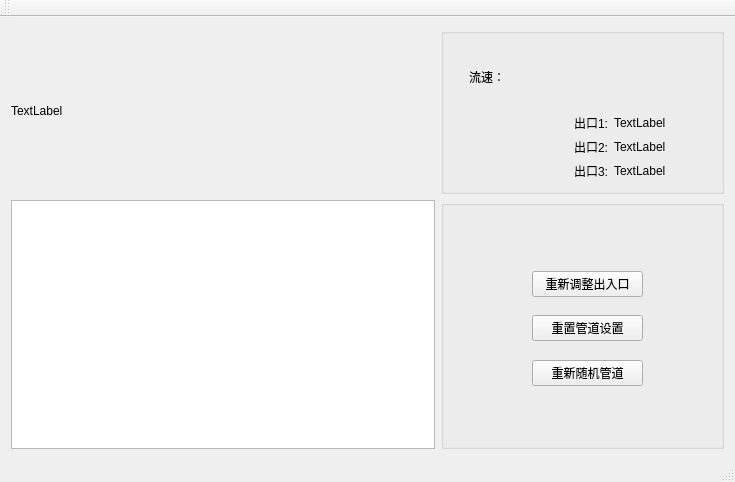
Before: the Qt Designer form mainwindow.ui in renzibei/Flow_Simulate, drawn with Qt 5.
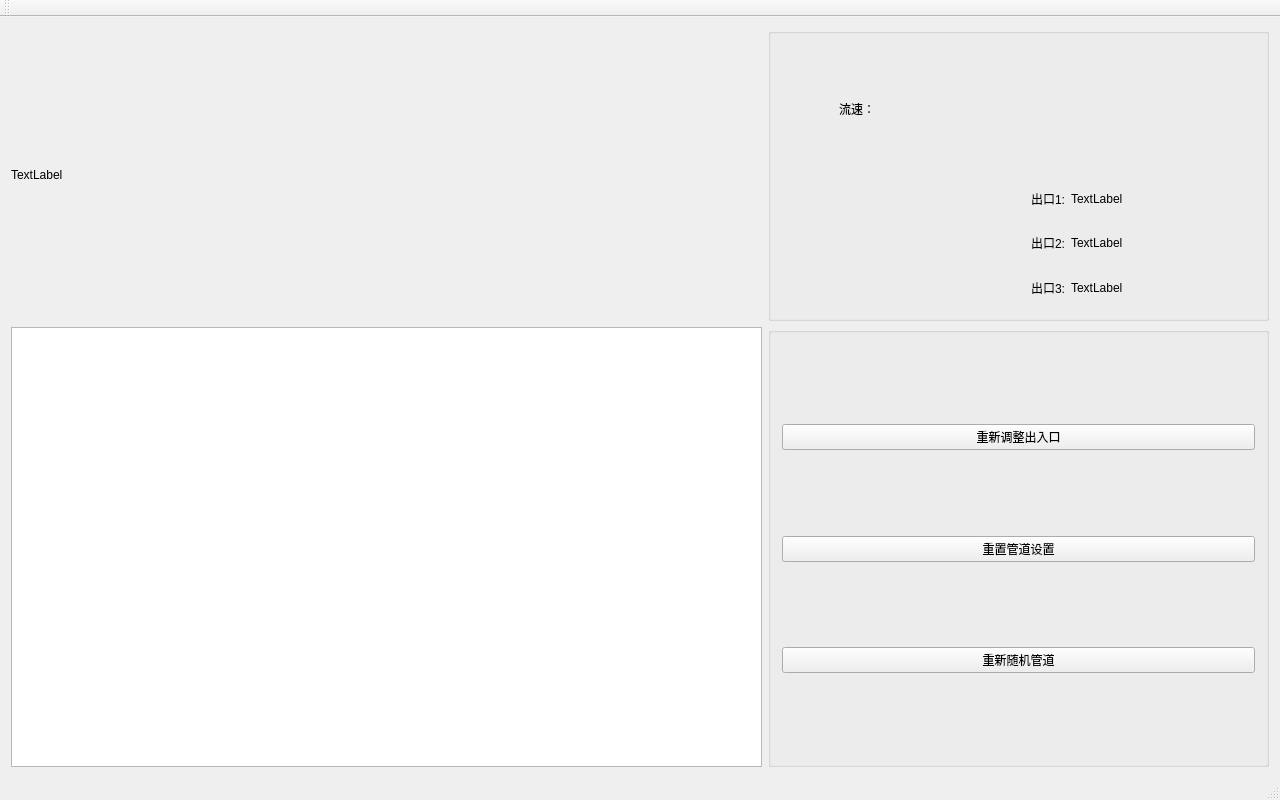
After: the same form once the commit is applied.

What changed in the file:
```diff
--- a/mainwindow.ui
+++ b/mainwindow.ui
@@ -6,8 +6,8 @@
    <rect>
     <x>0</x>
     <y>0</y>
-    <width>735</width>
-    <height>482</height>
+    <width>1280</width>
+    <height>800</height>
    </rect>
   </property>
   <property name="windowTitle">
@@ -22,16 +22,22 @@
         <property name="title">
          <string/>
         </property>
-        <widget class="QWidget" name="layoutWidget">
-         <property name="geometry">
-          <rect>
-           <x>80</x>
-           <y>60</y>
-           <width>133</width>
-           <height>137</height>
-          </rect>
-         </property>
+        <layout class="QVBoxLayout" name="verticalLayout_2">
+         <item>
          <layout class="QVBoxLayout" name="buttonVLayout">
+           <item>
+            <spacer name="verticalSpacer_3">
+             <property name="orientation">
+              <enum>Qt::Vertical</enum>
+             </property>
+             <property name="sizeHint" stdset="0">
+              <size>
+               <width>20</width>
+               <height>40</height>
+              </size>
+             </property>
+            </spacer>
+           </item>
           <item>
            <widget class="QPushButton" name="resetInputButton">
             <property name="text">
@@ -79,8 +85,22 @@
             </property>
            </widget>
           </item>
-         </layout>
-        </widget>
+           <item>
+            <spacer name="verticalSpacer_4">
+             <property name="orientation">
+              <enum>Qt::Vertical</enum>
+             </property>
+             <property name="sizeHint" stdset="0">
+              <size>
+               <width>20</width>
+               <height>40</height>
+              </size>
+             </property>
+            </spacer>
+           </item>
+          </layout>
+         </item>
+        </layout>
        </widget>
       </item>
       <item row="1" column="0">
```
Left out of the diff: 4 changed lines with no effect on the pictures. Lines whose indentation alone changed are shown as unchanged.
